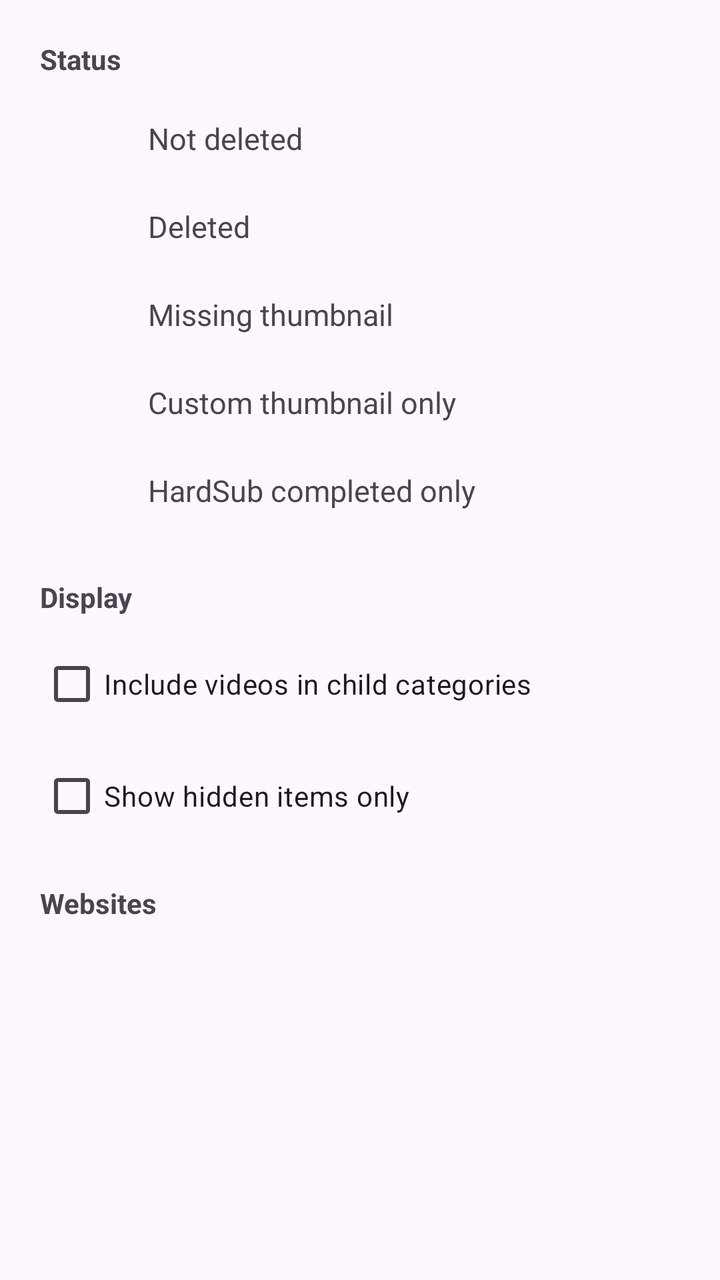
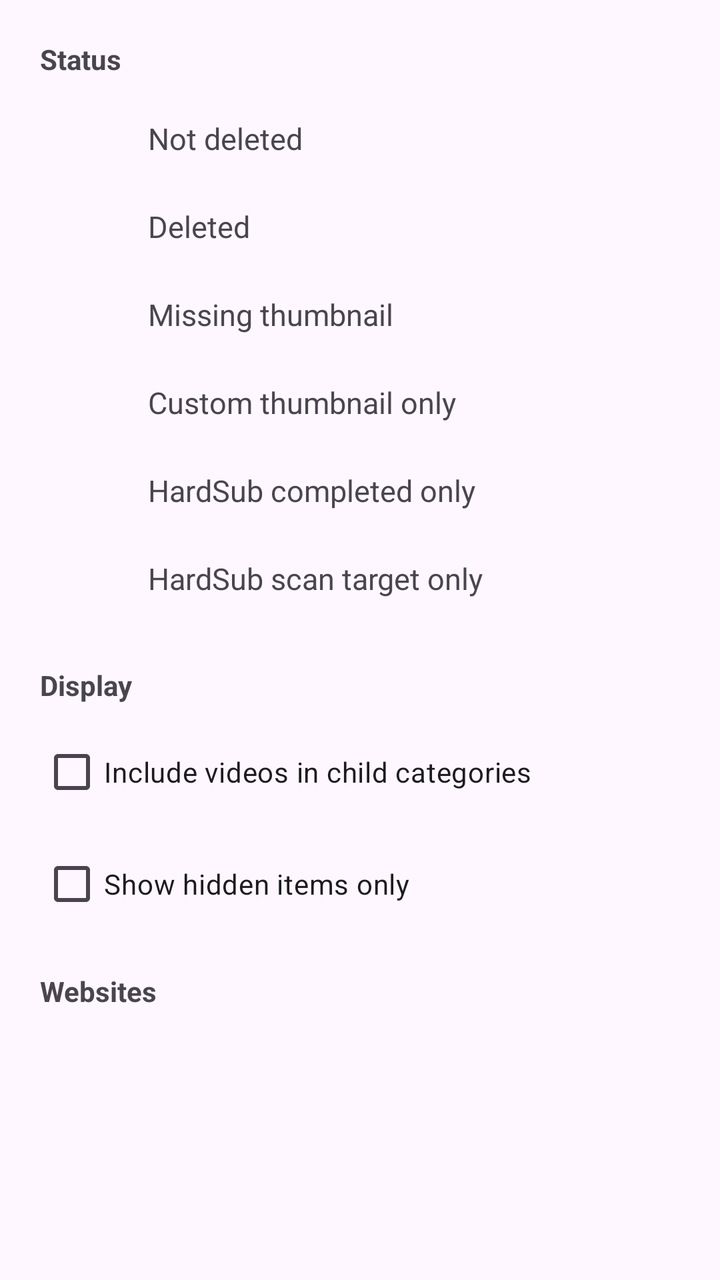

An Android layout rendered at two revisions. The XML below is the earlier revision; the diff shows what the commit changed to produce the second picture.
<!-- AndroidManifest.xml: application theme BaseTheme -->
<!-- res/layout/history_other_filters_sheet.xml -->
<?xml version="1.0" encoding="utf-8"?>
<LinearLayout style="@style/Widget.Material3.BottomSheet"
    android:layout_width="match_parent"
    android:layout_height="wrap_content"
    android:orientation="vertical"
    app:layout_behavior="com.google.android.material.bottomsheet.BottomSheetBehavior"
    xmlns:android="http://schemas.android.com/apk/res/android"
    xmlns:app="http://schemas.android.com/apk/res-auto">

    <LinearLayout
        android:id="@+id/format_filter_linear"
        android:layout_width="match_parent"
        android:layout_marginBottom="20dp"
        android:layout_height="wrap_content"
        android:orientation="vertical">

        <TextView
            android:layout_width="wrap_content"
            android:text="@string/status"
            android:textSize="14sp"
            android:textStyle="bold"
            android:layout_marginHorizontal="20dp"
            android:layout_marginBottom="10dp"
            android:layout_marginTop="20dp"
            android:layout_height="wrap_content"/>


        <TextView
            android:id="@+id/not_deleted"
            android:layout_width="match_parent"
            android:layout_height="wrap_content"
            android:background="?attr/selectableItemBackground"
            android:clickable="true"
            android:drawablePadding="30dp"
            android:focusable="true"
            android:paddingHorizontal="20dp"
            android:paddingVertical="10dp"
            android:text="@string/not_deleted"
            android:textSize="15sp"
            app:drawableStartCompat="@drawable/empty" />

        <TextView
            android:id="@+id/deleted"
            android:clickable="true"
            android:focusable="true"
            android:background="?attr/selectableItemBackground"
            android:paddingVertical="10dp"
            android:paddingHorizontal="20dp"
            android:drawablePadding="30dp"
            android:layout_width="match_parent"
            android:layout_height="wrap_content"
            android:textSize="15sp"
            android:text="@string/deleted"
            app:drawableStartCompat="@drawable/empty" />

        <TextView
            android:id="@+id/missing_thumbnail"
            android:clickable="true"
            android:focusable="true"
            android:background="?attr/selectableItemBackground"
            android:paddingVertical="10dp"
            android:paddingHorizontal="20dp"
            android:drawablePadding="30dp"
            android:layout_width="match_parent"
            android:layout_height="wrap_content"
            android:textSize="15sp"
            android:text="@string/missing_thumbnail"
            app:drawableStartCompat="@drawable/empty" />

        <TextView
            android:id="@+id/custom_thumbnail_only"
            android:clickable="true"
            android:focusable="true"
            android:background="?attr/selectableItemBackground"
            android:paddingVertical="10dp"
            android:paddingHorizontal="20dp"
            android:drawablePadding="30dp"
            android:layout_width="match_parent"
            android:layout_height="wrap_content"
            android:textSize="15sp"
            android:text="@string/custom_thumbnail_only"
            app:drawableStartCompat="@drawable/empty" />

        <TextView
            android:id="@+id/hardsub_done_only"
            android:clickable="true"
            android:focusable="true"
            android:background="?attr/selectableItemBackground"
            android:paddingVertical="10dp"
            android:paddingHorizontal="20dp"
            android:drawablePadding="30dp"
            android:layout_width="match_parent"
            android:layout_height="wrap_content"
            android:textSize="15sp"
            android:text="@string/hardsub_done_only"
            app:drawableStartCompat="@drawable/empty" />

    </LinearLayout>

    <LinearLayout
        android:id="@+id/displayFilters"
        android:layout_width="match_parent"
        android:layout_height="wrap_content"
        android:orientation="vertical">

        <TextView
            android:layout_width="wrap_content"
            android:layout_height="wrap_content"
            android:layout_marginHorizontal="20dp"
            android:layout_marginBottom="10dp"
            android:text="@string/display"
            android:textSize="14sp"
            android:textStyle="bold" />

        <com.google.android.material.checkbox.MaterialCheckBox
            android:id="@+id/includeChildCategoryVideosCheck"
            android:layout_width="match_parent"
            android:layout_height="wrap_content"
            android:layout_marginHorizontal="20dp"
            android:layout_marginBottom="8dp"
            android:text="@string/include_child_category_videos" />

        <com.google.android.material.checkbox.MaterialCheckBox
            android:id="@+id/showHiddenOnlyCheck"
            android:layout_width="match_parent"
            android:layout_height="wrap_content"
            android:layout_marginHorizontal="20dp"
            android:layout_marginBottom="20dp"
            android:text="@string/show_hidden_only" />
    </LinearLayout>


    <LinearLayout
        android:id="@+id/websiteFilters"
        android:layout_width="match_parent"
        android:layout_height="wrap_content"
        android:orientation="vertical">

        <TextView
            android:layout_width="wrap_content"
            android:layout_height="wrap_content"
            android:layout_marginHorizontal="20dp"
            android:layout_marginBottom="10dp"
            android:text="@string/websites"
            android:textSize="14sp"
            android:textStyle="bold" />

        <com.google.android.material.chip.ChipGroup
            android:id="@+id/websitesChipGroup"
            android:layout_width="wrap_content"
            app:chipSpacingVertical="-10dp"
            app:chipSpacing="0dp"
            android:layout_marginHorizontal="20dp"
            android:layout_marginBottom="20dp"
            app:singleSelection="true"
            android:layout_height="wrap_content"
            app:singleLine="false">

        </com.google.android.material.chip.ChipGroup>


    </LinearLayout>


</LinearLayout>
<!-- resources referenced by this layout -->
<resources>
  <!-- drawable empty (drawable) -->
  <?xml version="1.0" encoding="utf-8"?>
  <vector xmlns:android="http://schemas.android.com/apk/res/android"
      android:width="24dp"
      android:height="24dp"
      android:viewportWidth="24"
      android:viewportHeight="24">
      <path android:strokeAlpha="0" android:pathData="M0,12h24"/>
  </vector>
  <string name="custom_thumbnail_only">Custom thumbnail only</string>
  <string name="deleted">Deleted</string>
  <string name="display">Display</string>
  <string name="hardsub_done_only">HardSub completed only</string>
  <string name="include_child_category_videos">Include videos in child categories</string>
  <string name="missing_thumbnail">Missing thumbnail</string>
  <string name="not_deleted">Not deleted</string>
  <string name="show_hidden_only">Show hidden items only</string>
  <string name="status">Status</string>
  <string name="websites">Websites</string>
  <style name="BaseTheme" parent="Theme.Material3.Light.NoActionBar">
          <item name="android:windowLightStatusBar">?attr/isLightTheme</item>
          <item name="android:statusBarColor">@android:color/transparent</item>
          <item name="alertDialogTheme">@style/ThemeOverlay.Material3.MaterialAlertDialog</item>
          <item name="dialogCornerRadius">28dp</item>
          <item name="windowActionModeOverlay">true</item>
          <item name="actionBarTheme">@style/ThemeOverlay.Material3.Light</item>
          <item name="android:windowLightNavigationBar" tools:ignore="NewApi">true</item>
          <item name="switchPreferenceCompatStyle">@style/Preference.SwitchPreferenceCompat.Material3</item>
          <item name="snackbarStyle">@style/snackBarStyle</item>
          <item name="preferenceTheme">@style/PreferenceTheme</item>
          <item name="android:windowOptOutEdgeToEdgeEnforcement" tools:targetApi="35">true</item>
      </style>
  <style name="Preference.SwitchPreferenceCompat.Material3" parent="@style/Preference.SwitchPreferenceCompat.Material">
          <item name="widgetLayout">@layout/preferece_material_switch</item>
      </style>
  <style name="snackBarStyle" parent="@style/Widget.Material3.Snackbar">
          <item name="shapeAppearance">@style/ShapeAppearance.Material3.Corner.ExtraLarge</item>
          <item name="android:paddingStart">20dp</item>
          <item name="android:paddingEnd">20dp</item>
          <item name="maxLines">2</item>
          <item name="animationMode">slide</item>
      </style>
  <style name="PreferenceTheme" parent="PreferenceThemeOverlay">
          <item name="singleLineTitle">false</item>
      </style>
</resources>

<!-- the commit's change to res/layout/history_other_filters_sheet.xml (unified diff, before → after) -->
@@ -95,6 +95,20 @@
             android:text="@string/hardsub_done_only"
             app:drawableStartCompat="@drawable/empty" />
 
+        <TextView
+            android:id="@+id/hardsub_scan_target_only"
+            android:clickable="true"
+            android:focusable="true"
+            android:background="?attr/selectableItemBackground"
+            android:paddingVertical="10dp"
+            android:paddingHorizontal="20dp"
+            android:drawablePadding="30dp"
+            android:layout_width="match_parent"
+            android:layout_height="wrap_content"
+            android:textSize="15sp"
+            android:text="@string/hardsub_scan_target_only"
+            app:drawableStartCompat="@drawable/empty" />
+
     </LinearLayout>
 
     <LinearLayout
<!-- resource entries referenced after the edit -->
@@ -13,6 +13,7 @@
   <string name="deleted">Deleted</string>
   <string name="display">Display</string>
   <string name="hardsub_done_only">HardSub completed only</string>
+  <string name="hardsub_scan_target_only">HardSub scan target only</string>
   <string name="include_child_category_videos">Include videos in child categories</string>
   <string name="missing_thumbnail">Missing thumbnail</string>
   <string name="not_deleted">Not deleted</string>
